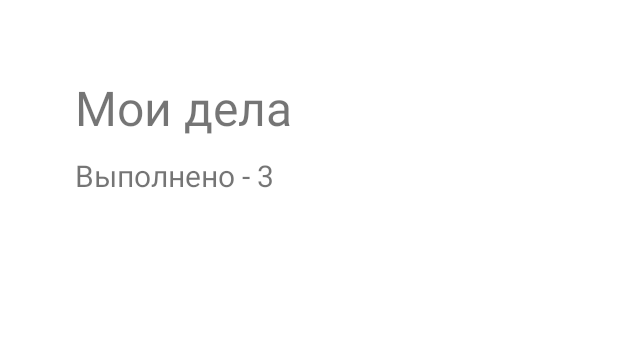
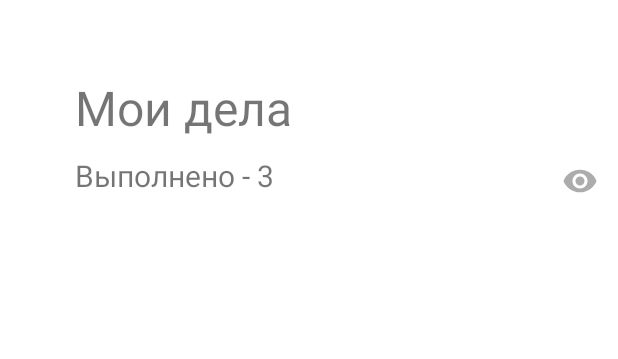
Before and after one commit to Mobile-Developement-School-23/android-todo-app-SeilkhanovN, an Android app: the layout fragment_todos.xml on its own in the app's theme, with its tools: preview values and no code run, on a phone screen of 412 x 824 dp. Shown: the top 359 px of the screen. Run offline under Robolectric (Android 15) with nearby library versions, the phone set to English and light mode, and no system bars.

```diff
--- a/app/src/main/AndroidManifest.xml
+++ b/app/src/main/AndroidManifest.xml
@@ -3,6 +3,7 @@
     xmlns:tools="http://schemas.android.com/tools">
 
     <application
+        android:name=".App"
         android:allowBackup="true"
         android:dataExtractionRules="@xml/data_extraction_rules"
         android:fullBackupContent="@xml/backup_rules"
--- a/app/src/main/java/com/example/todoapp/database/TodoDatabase.kt
+++ b/app/src/main/java/com/example/todoapp/database/TodoDatabase.kt
@@ -9,7 +9,7 @@ import com.example.todoapp.repository.TodoItem
 
 @Database(entities = [TodoItem::class], version = 1)
 abstract class TodoDatabase : RoomDatabase() {
-    abstract fun stocksDatabaseDao() : TodoDao
+    abstract fun todoDatabaseDao() : TodoDao
 
     companion object{
         @Volatile
--- /dev/null
+++ b/app/src/main/res/drawable/bg_hide_show_button.xml
@@ -0,0 +1,7 @@
+<?xml version="1.0" encoding="utf-8"?>
+<selector xmlns:android="http://schemas.android.com/apk/res/android">
+    <item android:drawable="@drawable/ic_show_button"
+        android:state_checked="false"/>
+    <item android:drawable="@drawable/ic_hide_button"
+        android:state_checked="true"/>
+</selector>
--- /dev/null
+++ b/app/src/main/res/drawable/ic_hide_button.xml
@@ -0,0 +1,13 @@
+<?xml version="1.0" encoding="utf-8"?>
+<vector xmlns:android="http://schemas.android.com/apk/res/android"
+    xmlns:tools="http://schemas.android.com/tools"
+    android:width="24dp"
+    android:height="18dp"
+    android:viewportWidth="24"
+    android:viewportHeight="18">
+    <path
+        android:pathData="M11.8594 6H12C12.8125 6 13.5156 6.29688 14.1094 6.89062C14.7031 7.48438 15 8.1875 15 9V9.1875L11.8594 6ZM7.54688 6.79688C7.17188 7.54688 6.98438 8.28125 6.98438 9C6.98438 10.375 7.46875 11.5625 8.4375 12.5625C9.4375 13.5312 10.625 14.0156 12 14.0156C12.7188 14.0156 13.4531 13.8281 14.2031 13.4531L12.6562 11.9062C12.4062 11.9688 12.1875 12 12 12C11.1875 12 10.4844 11.7031 9.89062 11.1094C9.29688 10.5156 9 9.8125 9 9C9 8.8125 9.03125 8.59375 9.09375 8.34375L7.54688 6.79688ZM2.01562 1.26562L3.28125 0L21 17.7188L19.7344 18.9844C19.5781 18.8281 19.0781 18.3438 18.2344 17.5312C17.4219 16.7188 16.7969 16.0938 16.3594 15.6562C15.0156 16.2188 13.5625 16.5 12 16.5C9.53125 16.5 7.29688 15.8125 5.29688 14.4375C3.29688 13.0625 1.85938 11.25 0.984375 9C1.76562 7.0625 3.01562 5.40625 4.73438 4.03125C4.35938 3.65625 3.82812 3.125 3.14062 2.4375C2.48438 1.75 2.10938 1.35938 2.01562 1.26562ZM12 3.98438C11.375 3.98438 10.7656 4.10938 10.1719 4.35938L8.01562 2.20312C9.23438 1.73438 10.5625 1.5 12 1.5C14.4688 1.5 16.6875 2.1875 18.6562 3.5625C20.6562 4.9375 22.0938 6.75 22.9688 9C22.2188 10.8438 21.0781 12.4219 19.5469 13.7344L16.6406 10.8281C16.8906 10.2344 17.0156 9.625 17.0156 9C17.0156 7.625 16.5156 6.45312 15.5156 5.48438C14.5469 4.48438 13.375 3.98438 12 3.98438Z"
+        android:fillColor="#FF000000"
+        android:fillAlpha="0.6"
+        tools:ignore="VectorPath" />
+</vector>
--- /dev/null
+++ b/app/src/main/res/drawable/ic_show_button.xml
@@ -0,0 +1,13 @@
+<?xml version="1.0" encoding="utf-8"?>
+<vector xmlns:android="http://schemas.android.com/apk/res/android"
+    xmlns:tools="http://schemas.android.com/tools"
+    android:width="24dp"
+    android:height="16dp"
+    android:viewportWidth="24"
+    android:viewportHeight="16">
+    <path
+        android:pathData="M9.89062 5.89062C10.4844 5.29688 11.1875 5 12 5C12.8125 5 13.5156 5.29688 14.1094 5.89062C14.7031 6.48438 15 7.1875 15 8C15 8.8125 14.7031 9.51562 14.1094 10.1094C13.5156 10.7031 12.8125 11 12 11C11.1875 11 10.4844 10.7031 9.89062 10.1094C9.29688 9.51562 9 8.8125 9 8C9 7.1875 9.29688 6.48438 9.89062 5.89062ZM8.4375 11.5625C9.4375 12.5312 10.625 13.0156 12 13.0156C13.375 13.0156 14.5469 12.5312 15.5156 11.5625C16.5156 10.5625 17.0156 9.375 17.0156 8C17.0156 6.625 16.5156 5.45312 15.5156 4.48438C14.5469 3.48438 13.375 2.98438 12 2.98438C10.625 2.98438 9.4375 3.48438 8.4375 4.48438C7.46875 5.45312 6.98438 6.625 6.98438 8C6.98438 9.375 7.46875 10.5625 8.4375 11.5625ZM5.29688 2.5625C7.29688 1.1875 9.53125 0.5 12 0.5C14.4688 0.5 16.7031 1.1875 18.7031 2.5625C20.7031 3.9375 22.1406 5.75 23.0156 8C22.1406 10.25 20.7031 12.0625 18.7031 13.4375C16.7031 14.8125 14.4688 15.5 12 15.5C9.53125 15.5 7.29688 14.8125 5.29688 13.4375C3.29688 12.0625 1.85938 10.25 0.984375 8C1.85938 5.75 3.29688 3.9375 5.29688 2.5625Z"
+        android:fillColor="#FF000000"
+        android:fillAlpha="0.6"
+        tools:ignore="VectorPath" />
+</vector>
--- a/app/src/main/res/layout/fragment_todos.xml
+++ b/app/src/main/res/layout/fragment_todos.xml
@@ -20,11 +20,29 @@
         android:id="@+id/tvDone"
         android:layout_width="wrap_content"
         android:layout_height="wrap_content"
-        android:text="Выполнено - 3"
+        android:text="Выполнено - "
         android:textSize="20dp"
         android:layout_marginTop="10dp"
         app:layout_constraintStart_toStartOf="@+id/tvMyTodos"
         app:layout_constraintTop_toBottomOf="@+id/tvMyTodos" />
+
+    <TextView
+        android:id="@+id/tvCount"
+        android:layout_width="wrap_content"
+        android:layout_height="wrap_content"
+        android:text="3"
+        android:textSize="20sp"
+        app:layout_constraintStart_toEndOf="@id/tvDone"
+        app:layout_constraintTop_toTopOf="@id/tvDone"/>
+
+    <CheckBox
+        android:id="@+id/cbHideDone"
+        android:layout_width="30dp"
+        android:layout_height="20dp"
+        android:layout_margin="10dp"
+        android:button="@drawable/bg_hide_show_button"
+        app:layout_constraintEnd_toEndOf="parent"
+        app:layout_constraintBottom_toTopOf="@+id/rvItems"/>
 
     <androidx.recyclerview.widget.RecyclerView
         android:id="@+id/rvItems"
```
Also changed, not shown: app/build.gradle (+13 -4 lines), app/src/main/java/com/example/todoapp/App.kt (added, +17 -0 lines), app/src/main/java/com/example/todoapp/repository/TodoItem.kt (+5 -3 lines), app/src/main/java/com/example/todoapp/repository/TodoItemsRepository.kt (+34 -22 lines), app/src/main/java/com/example/todoapp/ui/AddItemFragment.kt (+28 -28 lines), app/src/main/java/com/example/todoapp/ui/AddItemViewModel.kt (+6 -1 lines), app/src/main/java/com/example/todoapp/ui/TodosFragment.kt (+24 -6 lines), app/src/main/java/com/example/todoapp/ui/TodosViewModel.kt (+22 -0 lines), app/src/main/java/com/example/todoapp/ui/ViewModelFactory.kt (added, +14 -0 lines), app/src/main/res/layout/item_todo.xml (+8 -0 lines).
